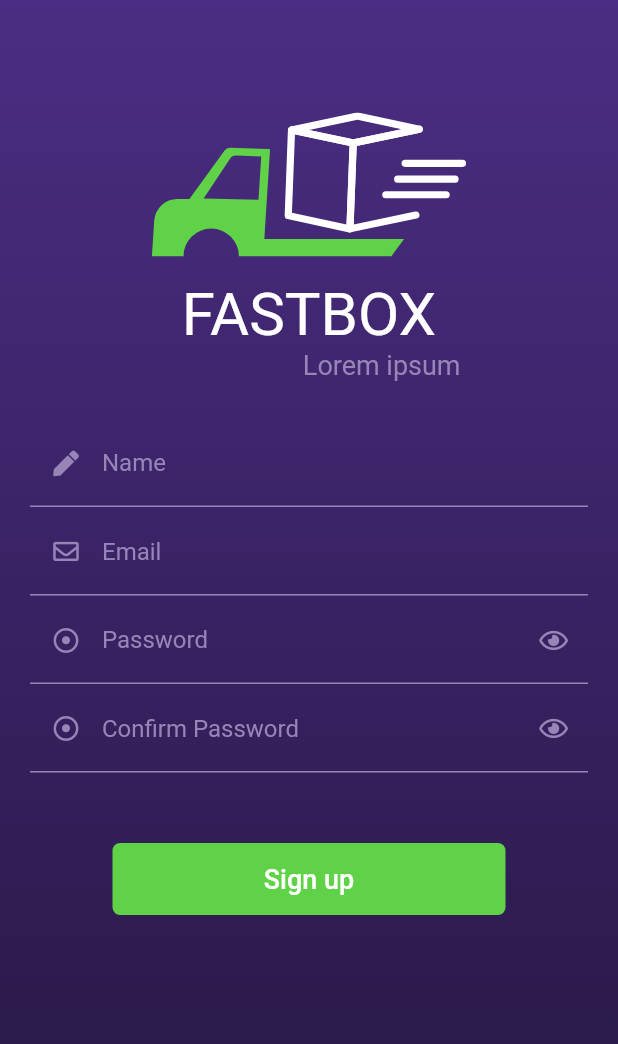
After one commit to lordmen99/stockmanagement-app, a Flutter app: the screen it shows after launch, on a phone screen of 412 x 824 dp. The commit adds this screen. Shown: the top 1044 px of the screen. Run offline on Flutter 3.47's test engine with Material 2 defaults, Android fonts, the phone set to English and light mode, and no system bars; our stand-ins replace flutter_svg, font_awesome_flutter, shared_preferences; missing offline and left inert: flutter_statusbarcolor; Roboto replaces fonts that are missing (Rubik-Light, Rubik-Regular).

Commit message:
added ui to register page

```diff
--- a/lib/main.dart
+++ b/lib/main.dart
@@ -1,8 +1,18 @@
 import 'package:flutter/material.dart';
+import 'package:flutter/services.dart';
+import 'package:stock_app/pages/register_page.dart';
 
 import './pages/splash_screen.dart';
 
-void main() => runApp(MyApp());
+void main() {
+  runApp(MyApp());
+//  SystemChrome.setSystemUIOverlayStyle(SystemUiOverlayStyle(
+//
+//  ));
+  SystemChrome.setEnabledSystemUIOverlays([]);
+
+}
+
 
 class MyApp extends StatelessWidget {
   // This widget is the root of your application.
@@ -12,9 +22,10 @@ class MyApp extends StatelessWidget {
       debugShowCheckedModeBanner: false,
       title: 'Flutter Demo',
       theme: ThemeData(
+        fontFamily: "Rubik",
         primarySwatch: Colors.purple,
       ),
-      home: SplashScreen(),//MyHomePage(title: 'Stock Management App'),
+      home: RegisterPage(),//MyHomePage(title: 'Stock Management App'),
     );
   }
 }
--- /dev/null
+++ b/lib/pages/register_page.dart
@@ -0,0 +1,281 @@
+import 'package:flutter/material.dart';
+import 'package:flutter_statusbarcolor/flutter_statusbarcolor.dart';
+import 'package:flutter_svg/flutter_svg.dart';
+import 'package:font_awesome_flutter/font_awesome_flutter.dart';
+
+class RegisterPage extends StatelessWidget {
+  @override
+  Widget build(BuildContext context) {
+//    FlutterStatusbarcolor.setStatusBarColor(Colors.deepPurple);
+    return Scaffold(
+//      resizeToAvoidBottomPadding: false,
+//      backgroundColor: Colors.yellow,
+//      appBar: AppBar(
+//        title: Text("Register Page"),
+//      ),
+      body: Container(
+          decoration: BoxDecoration(
+            gradient: LinearGradient(
+              // Where the linear gradient begins and ends
+              begin: Alignment.topCenter,
+              end: Alignment.bottomCenter,
+              // Add one stop for each color. Stops should increase from 0 to 1
+//              stops: [0.1, 0.5, 0.7, 0.9],
+              colors: [
+                // Colors are easy thanks to Flutter's Colors class.
+                Color(0xff4B2D83),
+                Color(0xff261742),
+              ],
+            ),
+          ),
+          child: MyCustomForm()),
+    );
+  }
+}
+
+class MyCustomForm extends StatefulWidget {
+  @override
+  _MyCustomFormState createState() => _MyCustomFormState();
+}
+
+class _MyCustomFormState extends State<MyCustomForm> {
+  final _formKey = GlobalKey<FormState>();
+  bool _visible = false;
+
+  @override
+  Widget build(BuildContext context) {
+    return Container(
+      padding: EdgeInsets.all(20),
+      child: ListView(
+//        crossAxisAlignment: CrossAxisAlignment.center,
+//        mainAxisAlignment: MainAxisAlignment.start,
+        children: <Widget>[
+          Column(
+            children: <Widget>[
+              Container(
+                  margin: EdgeInsets.only(top: 55),
+                  child: SvgPicture.asset(
+                    "assets/logo.svg",
+                    width: 210,
+                    height: 96,
+                  )),
+              Container(
+                margin: EdgeInsets.only(top: 15),
+                child: Text(
+                  "FASTBOX",
+                  style: TextStyle(
+                      fontFamily: "Rubik-Regular",
+                      fontSize: 40,
+                      color: Colors.white),
+                ),
+              ),
+              Container(
+                alignment: Alignment.centerRight,
+                margin: EdgeInsets.only(right: 85),
+                child: Text(
+                  "Lorem ipsum",
+                  style: TextStyle(
+                      fontSize: 18,
+                      color: Color(0xff9785B7),
+                      fontFamily: "Rubik-Light"),
+                ),
+              ),
+            ],
+          ),
+          Container(
+            margin: EdgeInsets.only(top: 25),
+            child: Theme(
+              data: ThemeData(
+                primaryColor: Colors.white,
+//                primaryColorDark: Colors.red,
+              ),
+              child: Form(
+                key: _formKey,
+                child: Column(
+                  children: <Widget>[
+                    TextFormField(
+                      focusNode: FocusNode(),
+                      style: TextStyle(color: Colors.white),
+                      validator: (value) {
+                        if (value.isEmpty) {
+                          return 'Enter some text';
+                        }
+                        return null;
+                      },
+                      keyboardType: TextInputType.text,
+                      decoration: InputDecoration(
+                        focusedBorder: UnderlineInputBorder(
+                          borderSide: BorderSide(
+                            color: Colors.white,
+                            width: 1,
+                          ),
+                        ),
+                        border: UnderlineInputBorder(
+                            borderSide: BorderSide(
+                          width: 1,
+                        )),
+                        enabledBorder: UnderlineInputBorder(
+                            borderSide: BorderSide(
+                          color: Color(0xff9785B7),
+                          width: 1,
+                        )),
+                        contentPadding: EdgeInsets.all(20),
+                        hintText: "Name",
+                        hintStyle: TextStyle(color: Color(0xff9785B7)),
+                        focusColor: Colors.red,
+                        hoverColor: Colors.green,
+                        prefixStyle: TextStyle(color: Colors.white),
+                        prefixIcon: Icon(
+                          FontAwesomeIcons.pen,
+                          color: Color(0xff9785B7),
+                          size: 17,
+                        ),
+                      ),
+                    ),
+                    TextFormField(
+                      keyboardType: TextInputType.emailAddress,
+                      validator: (value) {
+                        if (value.isEmpty) {
+                          return 'Enter some text';
+                        }
+                        return null;
+                      },
+                      style: TextStyle(color: Colors.white),
+                      decoration: InputDecoration(
+                        border: UnderlineInputBorder(
+                            borderSide: BorderSide(
+                          width: 1,
+                        )),
+                        enabledBorder: UnderlineInputBorder(
+                            borderSide: BorderSide(
+                          color: Color(0xff9785B7),
+                          width: 1,
+                        )),
+                        suffixStyle: TextStyle(color: Colors.green),
+                        contentPadding: EdgeInsets.all(20),
+                        hintText: "Email",
+                        hintStyle: TextStyle(color: Color(0xff9785B7)),
+                        prefixIcon: Icon(
+                          FontAwesomeIcons.envelope,
+                          color: Color(0xff9785B7),
+                          size: 17,
+                        ),
+                      ),
+                    ),
+                    TextFormField(
+                      style: TextStyle(color: Colors.white),
+                      obscureText: _visible ? false : true,
+                      keyboardType: TextInputType.text,
+                      validator: (value) {
+                        if (value.isEmpty) {
+                          return 'Enter some text';
+                        }
+                        return null;
+                      },
+                      decoration: InputDecoration(
+                        border: UnderlineInputBorder(
+                            borderSide: BorderSide(
+                          width: 1,
+                        )),
+                        enabledBorder: UnderlineInputBorder(
+                            borderSide: BorderSide(
+                          color: Color(0xff9785B7),
+                          width: 1,
+                        )),
+                        contentPadding: EdgeInsets.all(20),
+                        hintText: "Password",
+                        suffixIcon: IconButton(
+                            icon: Icon(
+                              _visible
+                                  ? FontAwesomeIcons.eyeSlash
+                                  : FontAwesomeIcons.eye,
+                              color: Color(0xff9785B7),
+                              size: 17,
+                            ),
+                            onPressed: () {
+                              setState(() {
+                                _visible = !_visible;
+                              });
+                            }),
+                        hintStyle: TextStyle(color: Color(0xff9785B7)),
+                        prefixIcon: Icon(
+                          FontAwesomeIcons.dotCircle,
+                          color: Color(0xff9785B7),
+                          size: 17,
+                        ),
+                      ),
+                    ),
+                    TextFormField(
+                      style: TextStyle(color: Colors.white),
+                      obscureText: _visible ? false : true,
+                      keyboardType: TextInputType.text,
+                      validator: (value) {
+                        if (value.isEmpty) {
+                          return 'Enter some text';
+                        }
+                        return null;
+                      },
+                      decoration: InputDecoration(
+                        border: UnderlineInputBorder(
+                            borderSide: BorderSide(
+                          width: 1,
+                        )),
+                        enabledBorder: UnderlineInputBorder(
+                            borderSide: BorderSide(
+                          color: Color(0xff9785B7),
+                          width: 1,
+                        )),
+                        contentPadding: EdgeInsets.all(20),
+                        hintText: "Confirm Password",
+                        suffixIcon: IconButton(
+                            icon: Icon(
+                              _visible
+                                  ? FontAwesomeIcons.eyeSlash
+                                  : FontAwesomeIcons.eye,
+                              color: Color(0xff9785B7),
+                              size: 17,
+                            ),
+                            onPressed: () {
+                              setState(() {
+                                _visible = !_visible;
+                              });
+                            }),
+                        hintStyle: TextStyle(color: Color(0xff9785B7)),
+                        prefixIcon: Icon(
+                          FontAwesomeIcons.dotCircle,
+                          color: Color(0xff9785B7),
+                          size: 17,
+                        ),
+                      ),
+                    ),
+                    Container(
+                      margin: EdgeInsets.only(top: 47),
+                      child: SizedBox(
+                        width: 262,
+                        height: 48,
+                        child: RaisedButton(
+                          elevation: 0,
+                          shape: new RoundedRectangleBorder(
+                              borderRadius: new BorderRadius.circular(5.0)),
+                          color: Color(0xff5FD247),
+                          onPressed: () {},
+                          child: Text(
+                            "Sign up",
+                            style: TextStyle(
+                                color: Colors.white,
+                                fontFamily: "Rubik-Regular",
+                                fontSize: 18),
+                          ),
+                        ),
+                      ),
+                    ),
+                  ],
+                ),
+              ),
+            ),
+          )
+        ],
+      ),
+    );
+  }
+}
```
Also changed, not shown: pubspec.yaml (+19 -14 lines), assets/logo.png (added), assets/logo.svg (added), fonts/Rubik-Bold.ttf (added), fonts/Rubik-Light.ttf (added), fonts/Rubik-Regular.ttf (added), pubspec.lock.
